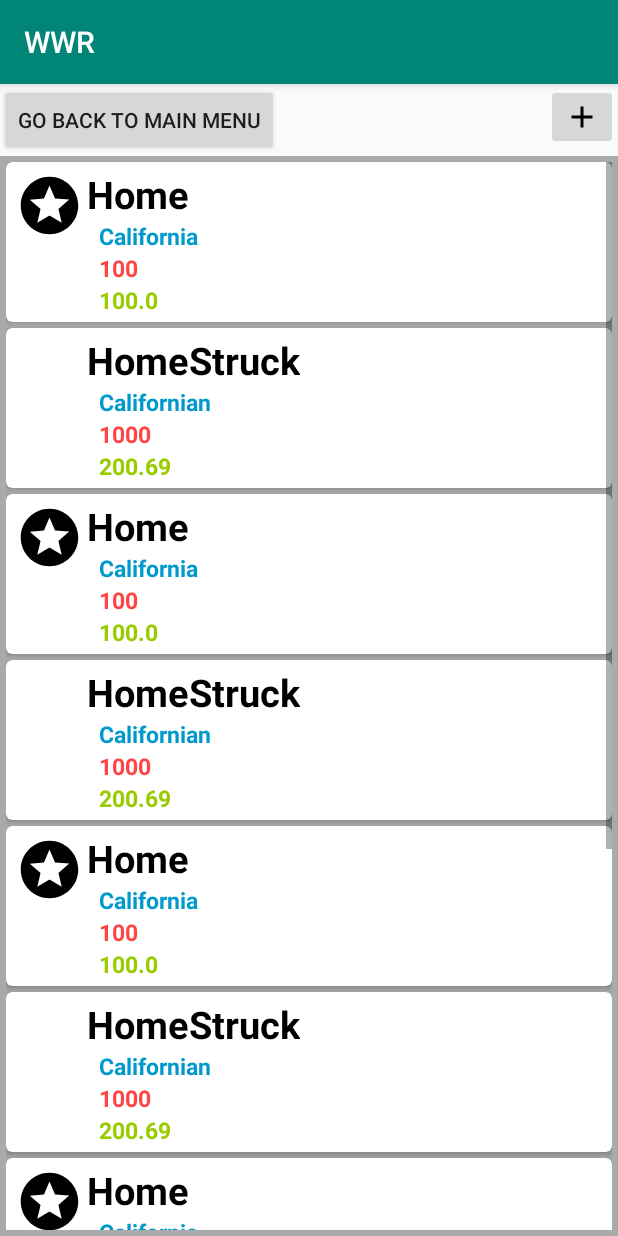
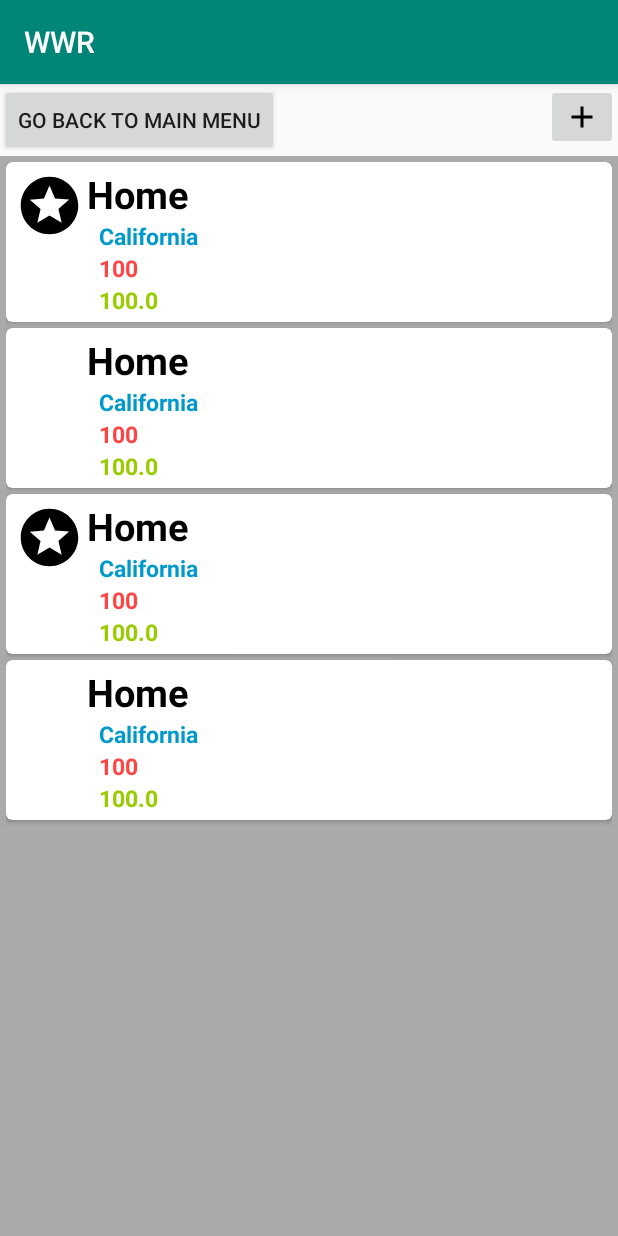
Before and after one commit to UCSD-CSE-110-2020/team-project-team28, an Android app: the RouteScreen screen opened directly, with no data from a screen before it, on a phone screen of 412 x 824 dp. Run offline under Robolectric (Android 15) with nearby library versions, the phone set to English and light mode, and no system bars.

Commit message:
Screen List items are displayable

```diff
--- a/app/src/main/java/com/example/wwr/Route.java
+++ b/app/src/main/java/com/example/wwr/Route.java
@@ -7,14 +7,19 @@ public class Route {
     private int totalSteps;
     private double totalMiles;
     private int totalMinutes;
+    private String note;
+    private boolean isFavorite;
     private int image;
 
-    Route (String name, String startLocation, int totalSteps, double totalMiles, int totalMinutes, int image) {
+    Route (String name, String startLocation, int totalSteps, double totalMiles, int totalMinutes,
+           String note, boolean isFavorite, int image) {
         this.name = name;
         this.startLocation = startLocation;
         this.totalSteps = totalSteps;
         this.totalMiles = totalMiles;
         this.totalMinutes = totalMinutes;
+        this.note = note;
+        this.isFavorite = isFavorite;
         this.image = image;
     }
 
@@ -61,4 +66,12 @@ public class Route {
     public int getImage() {
         return this.image;
     }
+
+    public String getNote() {
+        return note;
+    }
+
+    public void setFavorite(boolean favorite) {
+        this.isFavorite = favorite;
+    }
 }
--- a/app/src/main/java/com/example/wwr/RouteDetail.java
+++ b/app/src/main/java/com/example/wwr/RouteDetail.java
@@ -3,12 +3,25 @@ package com.example.wwr;
 import androidx.appcompat.app.AppCompatActivity;
 
 import android.os.Bundle;
+import android.widget.TextView;
+
+import org.w3c.dom.Text;
 
 public class RouteDetail extends AppCompatActivity {
+    TextView name;
+    TextView note;
+    TextView steps;
 
     @Override
     protected void onCreate(Bundle savedInstanceState) {
         super.onCreate(savedInstanceState);
         setContentView(R.layout.activity_route_detail);
+        name = (TextView) findViewById(R.id.route_detail_title);
+        note = (TextView) findViewById(R.id.route_detail_note);
+        steps = (TextView) findViewById(R.id.route_detail_steps);
+
+        name.setText(getIntent().getStringExtra("routeName"));
+        note.setText(getIntent().getStringExtra("note"));
+        note.setText(getIntent().getStringExtra("steps"));
     }
 }
--- a/app/src/main/java/com/example/wwr/RouteScreen.java
+++ b/app/src/main/java/com/example/wwr/RouteScreen.java
@@ -26,41 +26,23 @@ public class RouteScreen extends AppCompatActivity {
         setContentView(R.layout.activity_route_screen);
 
 
-       addToRouteList(true, "Home", "California",
-               100, 100.0, 5);
+       addToRouteList("Home", "California",
+                100, 100.0, 10, "5", true);
 
-        addToRouteList(false, "HomeStruck", "Californian",
-                1000, 200.69, 5);
+        addToRouteList("Home", "California",
+                100, 100.0, 10, "5", false);
 
-        addToRouteList(true, "Home", "California",
-                100, 100.0, 5);
+        addToRouteList("Home", "California",
+                100, 100.0, 10, "5", true);
 
-        addToRouteList(false, "HomeStruck", "Californian",
-                1000, 200.69, 5);
-
-        addToRouteList(true, "Home", "California",
-                100, 100.0, 5);
-
-        addToRouteList(false, "HomeStruck", "Californian",
-                1000, 200.69, 5);
-
-        addToRouteList(true, "Home", "California",
-                100, 100.0, 5);
-
-        addToRouteList(false, "HomeStruck", "Californian",
-                1000, 200.69, 5);
-
-        addToRouteList(true, "Home", "California",
-                100, 100.0, 5);
-
-        addToRouteList(false, "HomeStruck", "Californian",
-                1000, 200.69, 5);
+        addToRouteList("Home", "California",
+                100, 100.0, 10, "5", false);
 
 
         routeScreenView = findViewById(R.id.routeScreen);
         routeScreenView.setHasFixedSize(true);
         routeLayoutManager = new LinearLayoutManager(this);
-        routeAdapter = new RouteScreenAdapter(routeList);
+        routeAdapter = new RouteScreenAdapter(routeList, this);
 
         routeScreenView.setLayoutManager(routeLayoutManager);
         routeScreenView.setAdapter(routeAdapter);
@@ -75,15 +57,16 @@ public class RouteScreen extends AppCompatActivity {
         });
     }
 
-    public void addToRouteList(boolean isFavorite, String routeName, String startingLocation,
-                         int totalSteps, double totalMiles, int totalMinutes) {
+    public void addToRouteList(String routeName, String startingLocation,
+                         int totalSteps, double totalMiles, int totalMinutes, String note,
+                               boolean isFavorite) {
 
         if (isFavorite) {
             routeList.add(new Route(routeName, startingLocation, totalSteps, totalMiles,
-                    totalMinutes, R.drawable.ic_stars_black_24dp));
+                    totalMinutes, note, isFavorite, R.drawable.ic_stars_black_24dp));
         } else {
             routeList.add(new Route(routeName, startingLocation, totalSteps, totalMiles,
-                    totalMinutes, 0));
+                    totalMinutes, note, isFavorite, 0));
         }
     }
 }
--- a/app/src/main/java/com/example/wwr/RouteScreenAdapter.java
+++ b/app/src/main/java/com/example/wwr/RouteScreenAdapter.java
@@ -1,5 +1,6 @@
 package com.example.wwr;
 
+import android.content.Context;
 import android.content.Intent;
 import android.view.LayoutInflater;
 import android.view.View;
@@ -17,32 +18,49 @@ import static androidx.core.content.ContextCompat.startActivity;
 
 public class RouteScreenAdapter extends RecyclerView.Adapter<RouteScreenAdapter.RouteScreenViewHolder> {
     private ArrayList<Route> routeList;
-  //  Context context;
+    Context context;
 
-    public RouteScreenAdapter(ArrayList<Route> routeList) {
+    public RouteScreenAdapter(ArrayList<Route> routeList, Context context) {
         this.routeList = routeList;
-   //     this.context = context;
+        this.context = context;
     }
 
-    public static class RouteScreenViewHolder extends RecyclerView.ViewHolder {
+    public static class RouteScreenViewHolder extends RecyclerView.ViewHolder implements View.OnClickListener  {
         public ImageView image;
         public TextView routeName;
         public TextView mText2;
         public TextView mText3;
         public TextView mText4;
 
+        ArrayList<Route> routeList;
+        Context context;
 
-//        RelativeLayout detailPage;  //
 
-        public RouteScreenViewHolder(View view) {
+        public RouteScreenViewHolder(View view, Context context, ArrayList<Route> routeList) {
             super(view);
+            this.routeList = routeList;
+            this.context = context;
+
+            view.setOnClickListener(this);
             image = view.findViewById(R.id.favorite);
             routeName = view.findViewById(R.id.route_name);
             mText2 = view.findViewById(R.id.text2);
             mText3 = view.findViewById(R.id.text3);
             mText4 = view.findViewById(R.id.text4);
 
-//            detailPage = view.findViewById(R.id.route_information_page); //
+        }
+
+        @Override
+        public void onClick(View v) {
+            int position = getAdapterPosition();
+            Route currentRoute = routeList.get(position);
+            Intent intent = new Intent(this.context, RouteDetail.class);
+            intent.putExtra("routeName", currentRoute.getName());
+            intent.putExtra("note", currentRoute.getNote());
+            intent.putExtra("steps", Integer.toString(currentRoute.getSteps()));
+
+            this.context.startActivity(intent);
+
         }
     }
 
@@ -53,7 +71,7 @@ public class RouteScreenAdapter extends RecyclerView.Adapter<RouteScreenAdapter.
     public RouteScreenViewHolder onCreateViewHolder(@NonNull ViewGroup parent, int viewType) {
         View view = LayoutInflater.from(parent.getContext()).inflate
                 (R.layout.route_list, parent, false);
-        RouteScreenViewHolder viewHolder = new RouteScreenViewHolder(view);
+        RouteScreenViewHolder viewHolder = new RouteScreenViewHolder(view, context, routeList);
         return viewHolder;
     }
 
@@ -67,22 +85,7 @@ public class RouteScreenAdapter extends RecyclerView.Adapter<RouteScreenAdapter.
         holder.mText3.setText(Integer.toString(currentRoute.getSteps()));
         holder.mText4.setText(Double.toString(currentRoute.getMiles()));
 
-//
-//        holder.detailPage.setOnClickListener(new View.OnClickListener() {
-//            @Override
-//            public void onClick(View view) {
-//                Intent intent = new Intent(view.getContext(), RouteDetail.class);
-//                intent.putExtra("route_name", currentRoute.getName());
-//                intent.putExtra("start_location", currentRoute.getStartLocation());
-//                intent.putExtra("steps", Integer.toString(currentRoute.getSteps()));
-//                startAc
-//
-//            }
-//
-//        });
     }
-
-
 
 
     @Override
```
